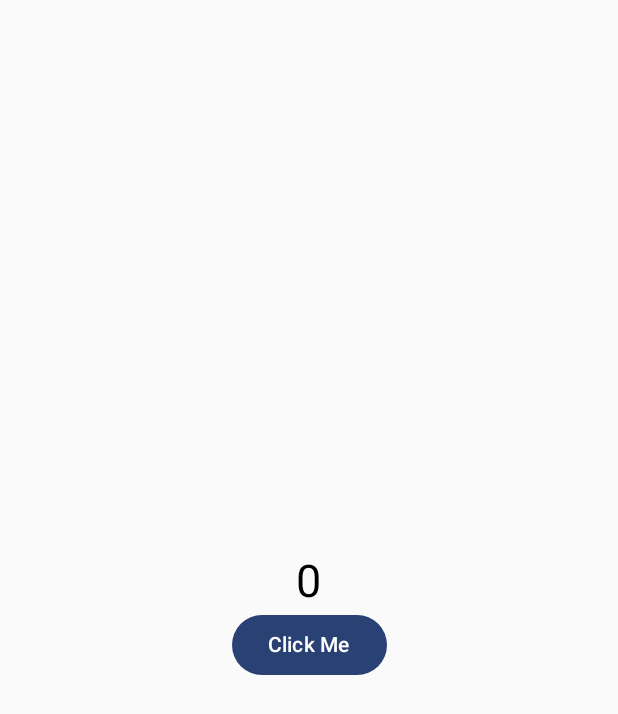
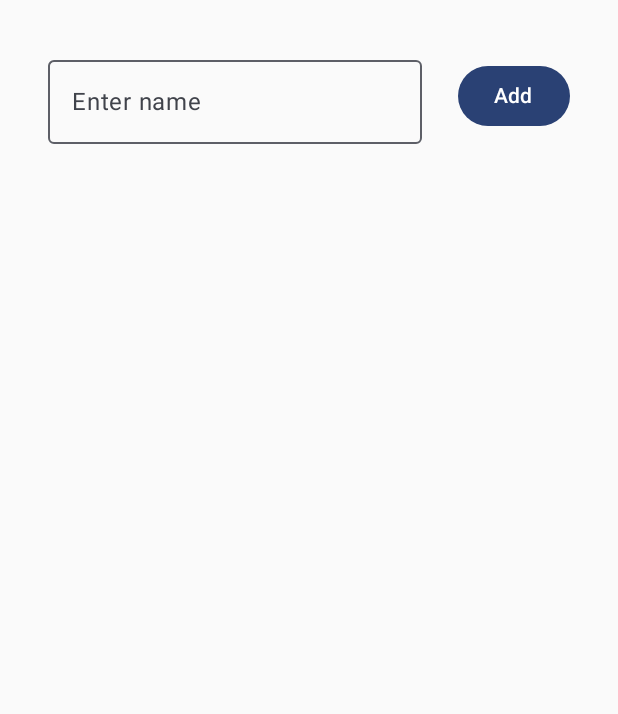
Before and after one commit to ankitklu/Android_Dev, an Android app built with Jetpack Compose: the screen it shows after launch (MainActivity), on a phone screen of 412 x 824 dp. Shown: the top 714 px of the screen. Run offline under Robolectric (Android 15) with nearby library versions, the phone set to English and light mode, and no system bars.

Commit message:
Android Compose : Simple Add to list app with handleclicks| mutableListOf and mutableStateOf

```diff
--- a/Jetpack_Compose/app/src/main/java/com/example/jetpack_compose/MainActivity.kt
+++ b/Jetpack_Compose/app/src/main/java/com/example/jetpack_compose/MainActivity.kt
@@ -1,29 +1,41 @@
 package com.example.jetpack_compose
 
 import android.os.Bundle
+import android.widget.EditText
 import androidx.activity.ComponentActivity
 import androidx.activity.compose.setContent
 import androidx.activity.enableEdgeToEdge
 import androidx.compose.foundation.Image
 import androidx.compose.foundation.background
+import androidx.compose.foundation.border
 import androidx.compose.foundation.layout.Arrangement
 import androidx.compose.foundation.layout.Box
 import androidx.compose.foundation.layout.Column
 import androidx.compose.foundation.layout.Row
+import androidx.compose.foundation.layout.Spacer
 import androidx.compose.foundation.layout.fillMaxSize
+import androidx.compose.foundation.layout.fillMaxWidth
+import androidx.compose.foundation.layout.height
 import androidx.compose.foundation.layout.padding
 import androidx.compose.foundation.layout.size
+import androidx.compose.foundation.layout.width
 import androidx.compose.foundation.lazy.LazyColumn
+import androidx.compose.foundation.lazy.items
 import androidx.compose.material.icons.Icons
 import androidx.compose.material.icons.filled.Add
 import androidx.compose.material3.Button
+import androidx.compose.material3.Divider
+import androidx.compose.material3.HorizontalDivider
 import androidx.compose.material3.Icon
+import androidx.compose.material3.OutlinedTextField
 import androidx.compose.material3.Scaffold
 import androidx.compose.material3.Text
+import androidx.compose.material3.TextField
 import androidx.compose.runtime.Composable
 import androidx.compose.runtime.getValue
 import androidx.compose.runtime.mutableStateOf
 import androidx.compose.runtime.remember
+import androidx.compose.runtime.setValue
 import androidx.compose.ui.Alignment
 import androidx.compose.ui.Modifier
 import androidx.compose.ui.graphics.Color
@@ -41,26 +53,59 @@ class MainActivity : ComponentActivity() {
         setContent {
             Jetpack_ComposeTheme {
 
-                val count = remember {
-                    mutableStateOf(0)
-                }
+                var name by remember { mutableStateOf("") }
+                var names by remember { mutableStateOf(listOf<String>()) }
 
                 Column(
-                    modifier = Modifier.fillMaxSize(),
-                    verticalArrangement = Arrangement.Center,
-                    horizontalAlignment = Alignment.CenterHorizontally
+                    modifier = Modifier.fillMaxSize().padding(16.dp)
                 ) {
-                    Text(
-                        text = count.value.toString(),
-                        fontSize = 30.sp
-                    )
-                    Button(onClick={
-                        count.value++
-                    }) {
-                        Text(text = "Click Me")
+
+                    Row(
+                        modifier = Modifier
+                            .fillMaxWidth()
+                            .padding(16.dp),
+                        verticalAlignment = Alignment.CenterVertically
+                    ) {
+
+                        OutlinedTextField(
+                            value = name,
+                            onValueChange = { name = it },
+                            modifier = Modifier.weight(1f),
+                            label = { Text("Enter name") }
+                        )
+
+                        Spacer(modifier= Modifier.width(16.dp).height(16.dp))
+                        Button(
+                            onClick = {
+                                if(name.isNotBlank()){
+                                    names = names + name
+                                    name = ""
+                                }
+                            },
+                            modifier = Modifier.padding(start = 8.dp)
+                        ) {
+                            Text("Add")
+                        }
+                    }
+
+                    LazyColumn(
+                        modifier = Modifier.padding(16.dp)
+                    ) {
+                        items(names) { currentName ->
+                            Text(
+                                text = currentName,
+                                fontSize = 20.sp,
+                                modifier = Modifier.padding(4.dp).padding(5.dp)
+                            )
+                            HorizontalDivider(
+                                color = Color.Gray,
+                                thickness = 1.dp
+                            )
+                        }
                     }
                 }
             }
         }
+
     }
 }
```
